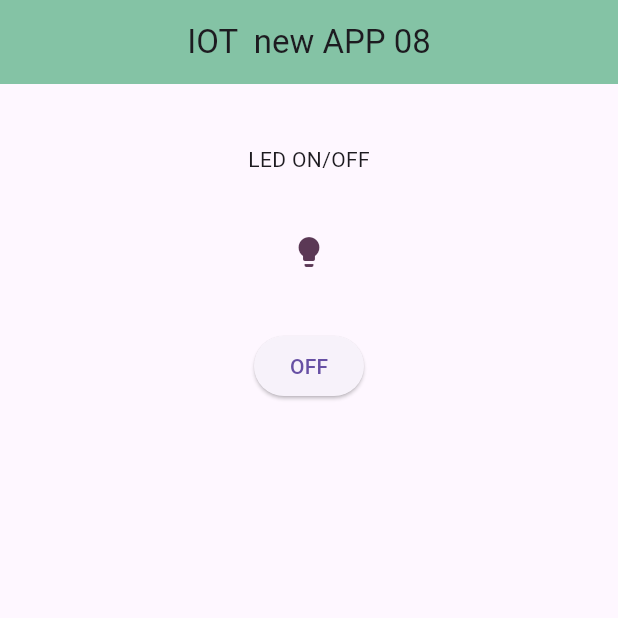
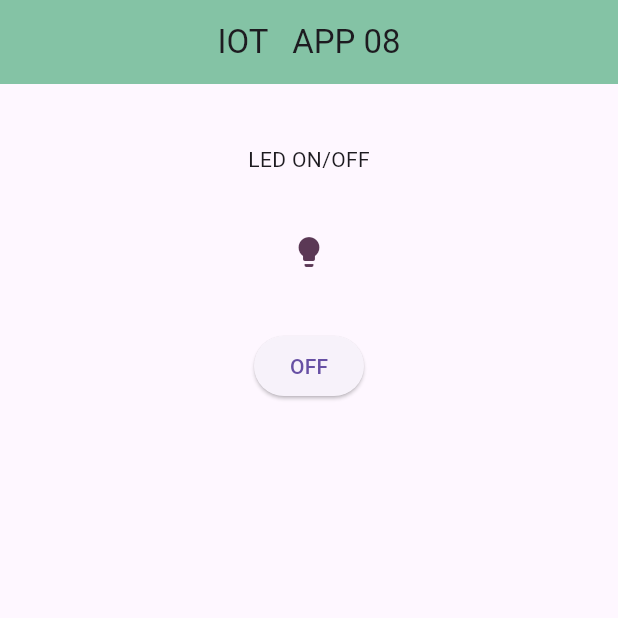
Before and after one commit to Parindi-Binarika/flutapp, a Flutter app: the screen it shows after launch, on a phone screen of 412 x 824 dp, the top half of it. Run offline on Flutter 3.47's test engine with Material 3 defaults, Android fonts, the phone set to English and light mode, and no system bars.

Commit message:
New commit

```diff
--- a/lib/main.dart
+++ b/lib/main.dart
@@ -21,7 +21,7 @@ class _MyAppState extends State<MyApp> {
     return MaterialApp(
       home: Scaffold(
         appBar: AppBar(
-          title: Text("IOT  new APP 08"),
+          title: Text("IOT   APP 08"),
           backgroundColor: const Color.fromARGB(255, 132, 195, 165),
           centerTitle: true,
         ),
```
